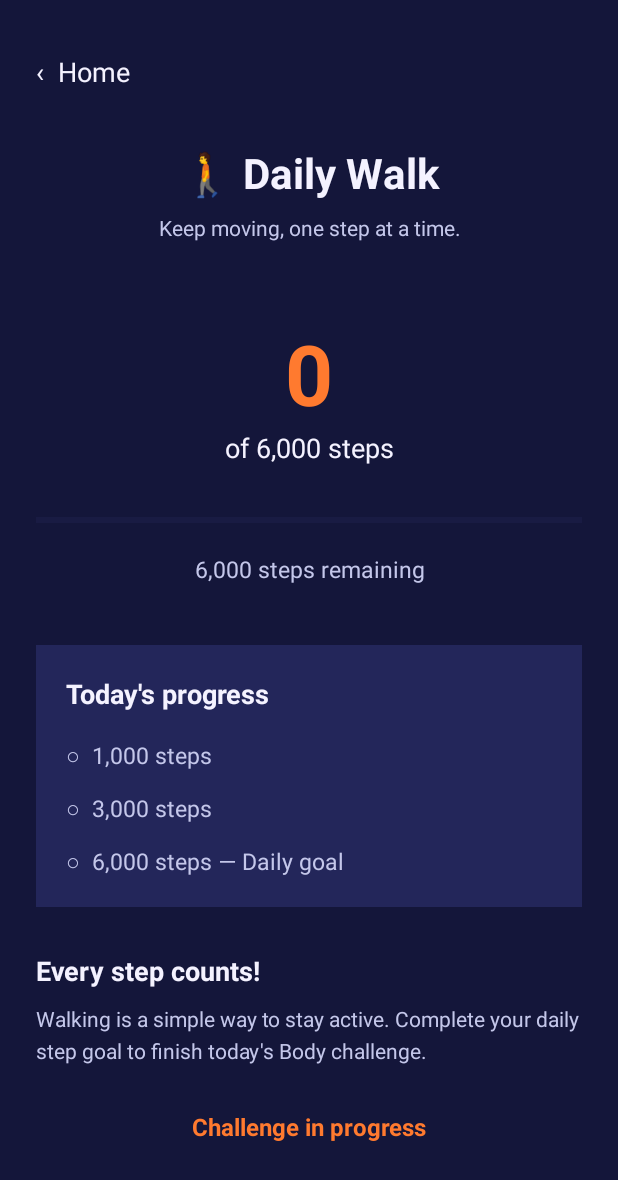
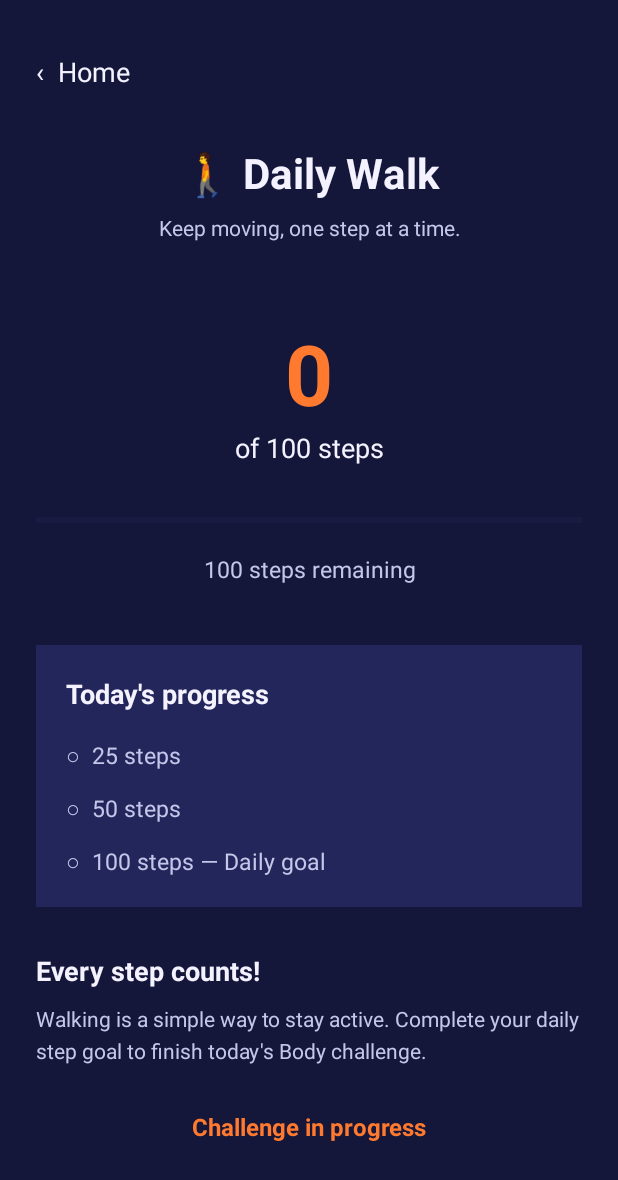
Before and after one commit to system32-afk/MOBDEV-MCO, an Android app: the screen it shows after launch (activity_daily_walk), after a tap on "👣 Body · Daily walk", on a phone screen of 412 x 824 dp. Shown: the top 1180 px of the screen. Run offline under Robolectric (Android 15) with nearby library versions, the phone set to English and light mode, and no system bars; Roboto replaces fonts that are not available here.

Commit message:
updated walk goal

```diff
--- a/app/src/main/java/com/example/awake_mobdev_mco/activity_daily_walk.java
+++ b/app/src/main/java/com/example/awake_mobdev_mco/activity_daily_walk.java
@@ -29,13 +29,11 @@ import java.util.Locale;
 public class activity_daily_walk extends AppCompatActivity
         implements SensorEventListener {
 
-    private static final int STEP_GOAL = 6000;
+    private static final int STEP_GOAL = 100;
     private static final int PERMISSION_REQUEST_CODE = 102;
-
     private SensorManager sensorManager;
     private Sensor stepCounterSensor;
     private SharedPreferences preferences;
-
     private TextView tvSteps;
     private TextView tvRemaining;
     private TextView tvWalkStatus;
@@ -43,7 +41,6 @@ public class activity_daily_walk extends AppCompatActivity
     private TextView milestone3000;
     private TextView milestone6000;
     private ProgressBar walkProgress;
-
     private int dailySteps = 0;
 
     @Override
@@ -79,7 +76,6 @@ public class activity_daily_walk extends AppCompatActivity
                 MODE_PRIVATE
         );
 
-        // Get the Android step counter sensor
         sensorManager = (SensorManager)
                 getSystemService(Context.SENSOR_SERVICE);
 
@@ -102,8 +98,6 @@ public class activity_daily_walk extends AppCompatActivity
             checkActivityPermission();
         }
     }
-
-    // Get today's date for daily progress
     private String getTodayDate() {
         return new SimpleDateFormat(
                 "yyyy-MM-dd",
@@ -129,9 +123,10 @@ public class activity_daily_walk extends AppCompatActivity
         } else {
             dailySteps = preferences.getInt("daily_steps", 0);
         }
+        preferences.edit()
+                .putBoolean("walk_completed", dailySteps >= STEP_GOAL)
+                .apply();
     }
-
-    // Request activity recognition permission
     private void checkActivityPermission() {
         if (Build.VERSION.SDK_INT >= Build.VERSION_CODES.Q) {
             if (ContextCompat.checkSelfPermission(
@@ -152,8 +147,6 @@ public class activity_daily_walk extends AppCompatActivity
 
         startStepCounter();
     }
-
-    // Start listening for actual steps
     private void startStepCounter() {
         if (stepCounterSensor != null &&
                 sensorManager != null) {
@@ -165,27 +158,31 @@ public class activity_daily_walk extends AppCompatActivity
             );
         }
     }
+
     @Override
     public void onSensorChanged(SensorEvent event) {
         if (event.sensor.getType() != Sensor.TYPE_STEP_COUNTER) {
             return;
         }
+
         int totalSensorSteps = (int) event.values[0];
-        // Reset daily progress when the date changes
+
         if (!getTodayDate().equals(
                 preferences.getString("walk_date", "")
         )) {
             loadDailyProgress();
         }
+
         int lastSensorSteps = preferences.getInt(
                 "last_sensor_steps", -1
         );
+
         if (lastSensorSteps >= 0) {
             if (totalSensorSteps >= lastSensorSteps) {
                 dailySteps += totalSensorSteps - lastSensorSteps;
             }
-            // Keep saved progress and start from the new reading.
         }
+
         preferences.edit()
                 .putString("walk_date", getTodayDate())
                 .putInt("daily_steps", dailySteps)
@@ -198,7 +195,7 @@ public class activity_daily_walk extends AppCompatActivity
 
         updateWalkUI();
     }
-    // Update steps, progress bar, milestones, and status
+    // steps, progress bar, milestones, and status
     private void updateWalkUI() {
         NumberFormat format = NumberFormat.getIntegerInstance();
 
@@ -219,36 +216,38 @@ public class activity_daily_walk extends AppCompatActivity
         );
 
         milestone1000.setText(
-                dailySteps >= 1000
-                        ? "✓  1,000 steps completed"
-                        : "○  1,000 steps"
+                dailySteps >= 25
+                        ? "✓  25 steps completed"
+                        : "○  25 steps"
         );
-
         milestone3000.setText(
-                dailySteps >= 3000
-                        ? "✓  3,000 steps completed"
-                        : "○  3,000 steps"
+                dailySteps >= 50
+                        ? "✓  50 steps completed"
+                        : "○  50 steps"
         );
-
+        // UPDATED:100 steps
         milestone6000.setText(
                 dailySteps >= STEP_GOAL
-                        ? "✓  6,000 steps completed"
-                        : "○  6,000 steps — Daily goal"
+                        ? "✓  100 steps completed"
+                        : "○  100 steps — Daily goal"
         );
 
         int completedColor = ContextCompat.getColor(
                 this, android.R.color.holo_orange_light
         );
+
         int pendingColor = android.graphics.Color.parseColor(
                 "#C4C7EA"
         );
 
         milestone1000.setTextColor(
-                dailySteps >= 1000 ? completedColor : pendingColor
+                dailySteps >= 25 ? completedColor : pendingColor
         );
+
         milestone3000.setTextColor(
-                dailySteps >= 3000 ? completedColor : pendingColor
+                dailySteps >= 50 ? completedColor : pendingColor
         );
+
         milestone6000.setTextColor(
                 dailySteps >= STEP_GOAL ? completedColor : pendingColor
         );
@@ -260,14 +259,11 @@ public class activity_daily_walk extends AppCompatActivity
             tvWalkStatus.setText("Challenge in progress");
         }
     }
-
     @Override
     public void onAccuracyChanged(
             Sensor sensor, int accuracy
     ) {
-        // No action needed
     }
-
     @Override
     protected void onResume() {
         super.onResume();
@@ -281,7 +277,6 @@ public class activity_daily_walk extends AppCompatActivity
             checkActivityPermission();
         }
     }
-
     @Override
     protected void onPause() {
         super.onPause();
@@ -291,7 +286,6 @@ public class activity_daily_walk extends AppCompatActivity
             sensorManager.unregisterListener(this);
         }
     }
-
     @Override
     public void onRequestPermissionsResult(
             int requestCode,
--- a/app/src/main/java/com/example/awake_mobdev_mco/activity_today.java
+++ b/app/src/main/java/com/example/awake_mobdev_mco/activity_today.java
@@ -123,13 +123,13 @@ public class activity_today extends AppCompatActivity {
         // Read today's saved step count
         if (today.equals(savedDate)) {
             steps = preferences.getInt("daily_steps", 0);
-            walkCompleted = steps >= 6000;
+            walkCompleted = steps >= 100;
         }
 
         // Body Daily Walk progress bar
-        todayWalkProgress.setMax(6000);
+        todayWalkProgress.setMax(100);
         todayWalkProgress.setProgress(
-                Math.min(steps, 6000)
+                Math.min(steps, 100)
         );
         // math and shake completion not done yet
         int completedChallenges = walkCompleted ? 1 : 0;
--- a/app/src/main/res/layout/activity_daily_walk.xml
+++ b/app/src/main/res/layout/activity_daily_walk.xml
@@ -50,7 +50,7 @@
             android:layout_height="wrap_content"
             android:layout_marginTop="50dp"
             android:gravity="center"
-            android:text="3,240"
+            android:text="0"
             android:textColor="#FF7A2F"
             android:textSize="56sp"
             android:textStyle="bold" />
@@ -59,7 +59,7 @@
             android:layout_width="match_parent"
             android:layout_height="wrap_content"
             android:gravity="center"
-            android:text="of 6,000 steps"
+            android:text="of 100 steps"
             android:textColor="#F4F2FF"
             android:textSize="18sp" />
 
@@ -69,8 +69,8 @@
             android:layout_width="match_parent"
             android:layout_height="12dp"
             android:layout_marginTop="30dp"
-            android:max="6000"
-            android:progress="3240"
+            android:max="100"
+            android:progress="0"
             android:progressTint="#FF7A2F"
             android:progressBackgroundTint="#2A2D5E" />
 
@@ -80,7 +80,7 @@
             android:layout_height="wrap_content"
             android:layout_marginTop="16dp"
             android:gravity="center"
-            android:text="2,760 steps remaining"
+            android:text="100 steps remaining"
             android:textColor="#C4C7EA"
             android:textSize="15sp" />
 
@@ -107,8 +107,8 @@
                 android:layout_width="match_parent"
                 android:layout_height="wrap_content"
                 android:layout_marginTop="18dp"
-                android:text="✓  1,000 steps completed"
-                android:textColor="#FF7A2F"
+                android:text="○  25 steps"
+                android:textColor="#C4C7EA"
                 android:textSize="15sp" />
 
             <TextView
@@ -116,8 +116,8 @@
                 android:layout_width="match_parent"
                 android:layout_height="wrap_content"
                 android:layout_marginTop="14dp"
-                android:text="✓  3,000 steps completed"
-                android:textColor="#FF7A2F"
+                android:text="○  50 steps "
+                android:textColor="#C4C7EA"
                 android:textSize="15sp" />
 
             <TextView
@@ -125,7 +125,7 @@
                 android:layout_width="match_parent"
                 android:layout_height="wrap_content"
                 android:layout_marginTop="14dp"
-                android:text="○  6,000 steps — Daily goal"
+                android:text="○  100 steps — Daily goal"
                 android:textColor="#C4C7EA"
                 android:textSize="15sp" />
 
--- a/app/src/main/res/layout/activity_today.xml
+++ b/app/src/main/res/layout/activity_today.xml
@@ -338,7 +338,7 @@
                     android:layout_width="match_parent"
                     android:layout_height="6dp"
                     android:layout_marginTop="12dp"
-                    android:max="6000"
+                    android:max="100"
                     android:progress="0"
                     android:progressTint="#FF7A2F"
                     android:progressBackgroundTint="#E1E3F2" />
```
